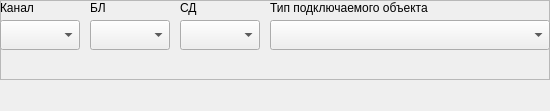
Above: m_cfg/unitWidgets/widget_ssoi_sd.ui from xXRadioHeadXx/start7 before the change. Below: the same form after it.
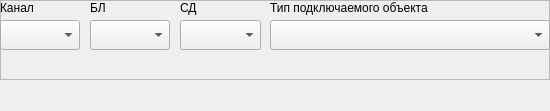
That is the form after the change.

What changed in the file:
```diff
--- a/m_cfg/unitWidgets/widget_ssoi_sd.ui
+++ b/m_cfg/unitWidgets/widget_ssoi_sd.ui
@@ -46,7 +46,7 @@
      <rect>
       <x>180</x>
       <y>20</y>
-      <width>80</width>
+      <width>81</width>
       <height>30</height>
      </rect>
     </property>
```
